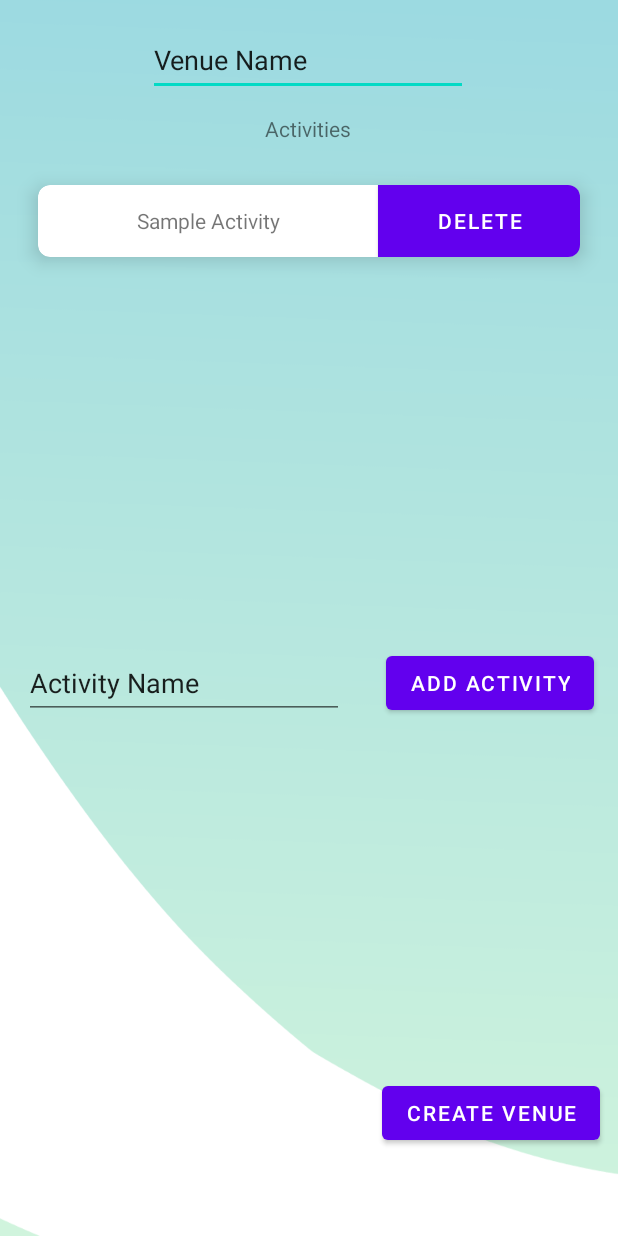
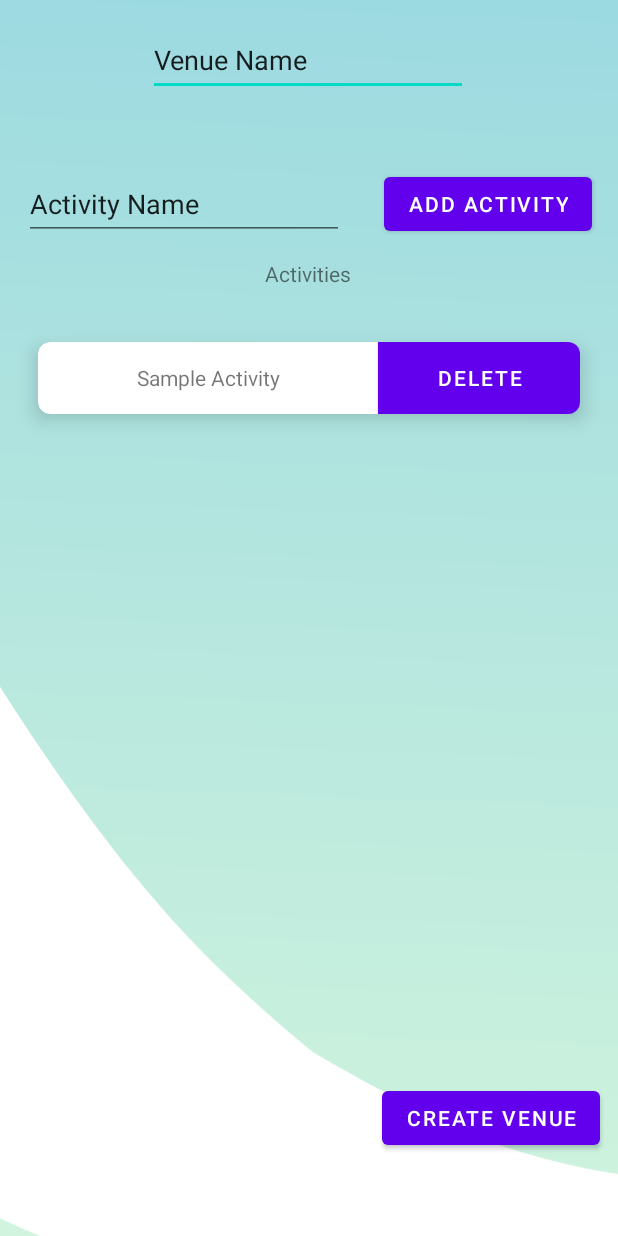
Before and after one commit to CodeMakesMeHowell/GameTime, an Android app: the CreateVenueActivity screen opened directly, with no data from a screen before it, on a phone screen of 412 x 824 dp. Run offline under Robolectric (Android 15) with nearby library versions, the phone set to English and light mode, and no system bars.

Commit message:
Improved Create Venue Activity Layout

```diff
--- a/app/src/main/res/layout/activity_create_venue.xml
+++ b/app/src/main/res/layout/activity_create_venue.xml
@@ -25,31 +25,39 @@
         android:id="@+id/activitiesRecyclerView"
         android:layout_width="409dp"
         android:layout_height="300dp"
-        android:layout_marginTop="32dp"
-        android:layout_marginBottom="32dp"
-        app:layout_constraintBottom_toTopOf="@+id/activityNameInput"
+        android:layout_marginTop="44dp"
         app:layout_constraintEnd_toEndOf="parent"
         app:layout_constraintStart_toStartOf="parent"
-        app:layout_constraintTop_toBottomOf="@+id/textView"
-        app:layout_constraintVertical_bias="1.0" />
+        app:layout_constraintTop_toBottomOf="@+id/activityNameInput" />
 
     <TextView
         android:id="@+id/textView"
         android:layout_width="wrap_content"
         android:layout_height="wrap_content"
-        android:layout_marginTop="76dp"
         android:text="@string/create_venue_act_header"
         android:textAlignment="center"
+        app:layout_constraintBottom_toTopOf="@+id/activitiesRecyclerView"
         app:layout_constraintEnd_toEndOf="parent"
         app:layout_constraintHorizontal_bias="0.498"
         app:layout_constraintStart_toStartOf="parent"
-        app:layout_constraintTop_toTopOf="parent" />
+        app:layout_constraintTop_toBottomOf="@+id/activityNameInput" />
+
+    <Button
+        android:id="@+id/addActivityButton"
+        android:layout_width="wrap_content"
+        android:layout_height="wrap_content"
+        android:layout_marginEnd="16dp"
+        android:text="@string/add_activity_btn_txt"
+        app:layout_constraintBottom_toBottomOf="@+id/activityNameInput"
+        app:layout_constraintEnd_toEndOf="parent"
+        app:layout_constraintHorizontal_bias="0.955"
+        app:layout_constraintStart_toEndOf="@+id/activityNameInput" />
 
     <EditText
         android:id="@+id/activityNameInput"
         android:layout_width="wrap_content"
         android:layout_height="wrap_content"
-        android:layout_marginTop="336dp"
+        android:layout_marginTop="48dp"
         android:ems="10"
         android:inputType="textPersonName"
         android:minHeight="48dp"
@@ -57,19 +65,7 @@
         app:layout_constraintEnd_toEndOf="parent"
         app:layout_constraintHorizontal_bias="0.079"
         app:layout_constraintStart_toStartOf="parent"
-        app:layout_constraintTop_toBottomOf="@+id/textView" />
-
-    <Button
-        android:id="@+id/addActivityButton"
-        android:layout_width="wrap_content"
-        android:layout_height="wrap_content"
-        android:layout_marginTop="32dp"
-        android:layout_marginEnd="16dp"
-        android:text="@string/add_activity_btn_txt"
-        app:layout_constraintEnd_toEndOf="parent"
-        app:layout_constraintHorizontal_bias="1.0"
-        app:layout_constraintStart_toEndOf="@+id/activityNameInput"
-        app:layout_constraintTop_toBottomOf="@+id/activitiesRecyclerView" />
+        app:layout_constraintTop_toBottomOf="@+id/venueNameInput" />
 
     <Button
         android:id="@+id/createVenueBtn"
@@ -80,7 +76,7 @@
         android:text="@string/create_venue_btn_txt"
         app:layout_constraintBottom_toBottomOf="parent"
         app:layout_constraintEnd_toEndOf="parent"
-        app:layout_constraintTop_toBottomOf="@+id/addActivityButton"
+        app:layout_constraintTop_toBottomOf="@+id/activitiesRecyclerView"
         app:layout_constraintVertical_bias="0.85" />
 
 </androidx.constraintlayout.widget.ConstraintLayout>
```
